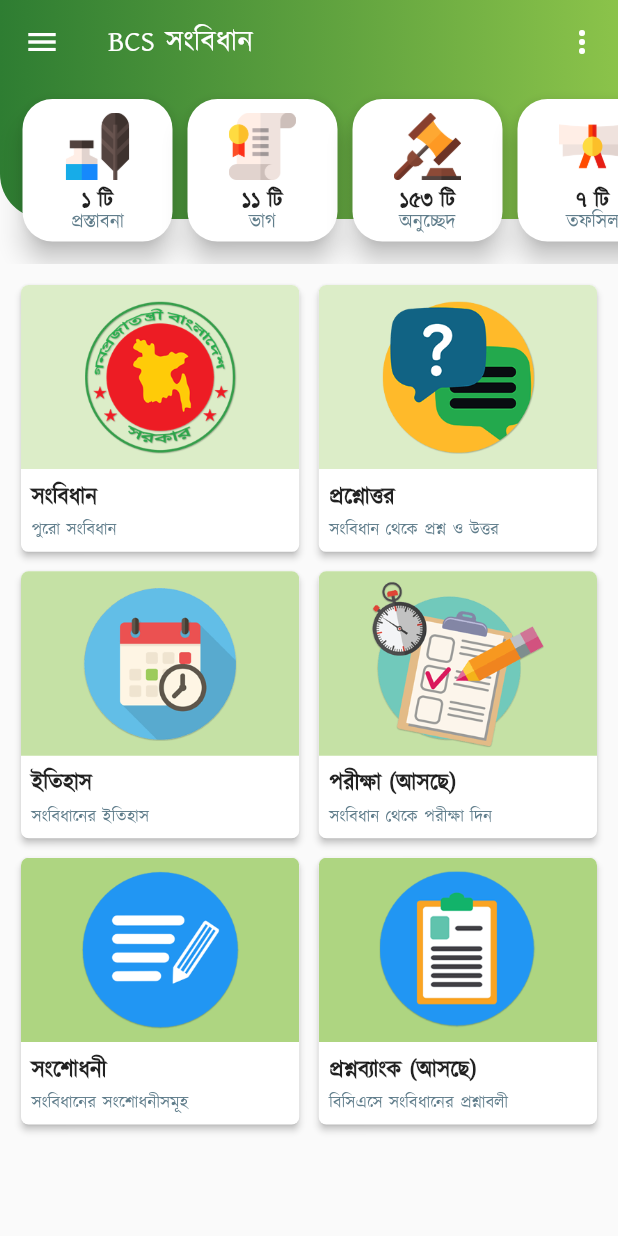
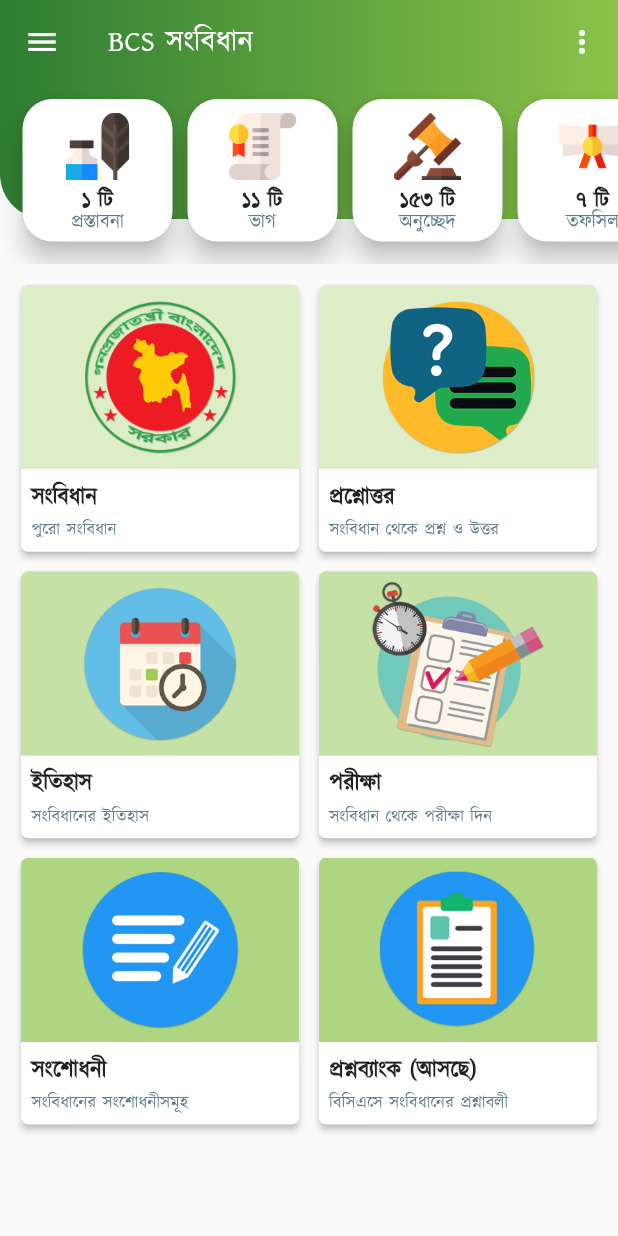
Before and after one commit to Azimul-Haque/flutter-onesignal, a Flutter app: the screen it shows after launch, on a phone screen of 412 x 824 dp. Run offline on Flutter 3.47's test engine with Material 2 defaults, Android fonts, the phone set to English and light mode, and no system bars; our stand-ins replace fluttertoast, shared_preferences, sqflite; missing offline and left inert: onesignal_flutter, slide_popup_dialog; accounts and stored records are empty.

Commit message:
SADASD324

```diff
--- a/lib/main.dart
+++ b/lib/main.dart
@@ -250,7 +250,7 @@ class _HomePageState extends State<HomePage>
                 Expanded(
                   child: Container(
                     padding: EdgeInsets.only(top: 2.5, left: 2.5, bottom: 2.5, right: 10),
-                    child: _homeCard("exam.png", "পরীক্ষা (আসছে)", "সংবিধান থেকে পরীক্ষা দিন", '/exam'),
+                    child: _homeCard("exam.png", "পরীক্ষা", "সংবিধান থেকে পরীক্ষা দিন", '/exam'),
                   ),
                 ),
               ],
```
Also changed, not shown: lib/pages/exam.dart (+7 -15 lines).
